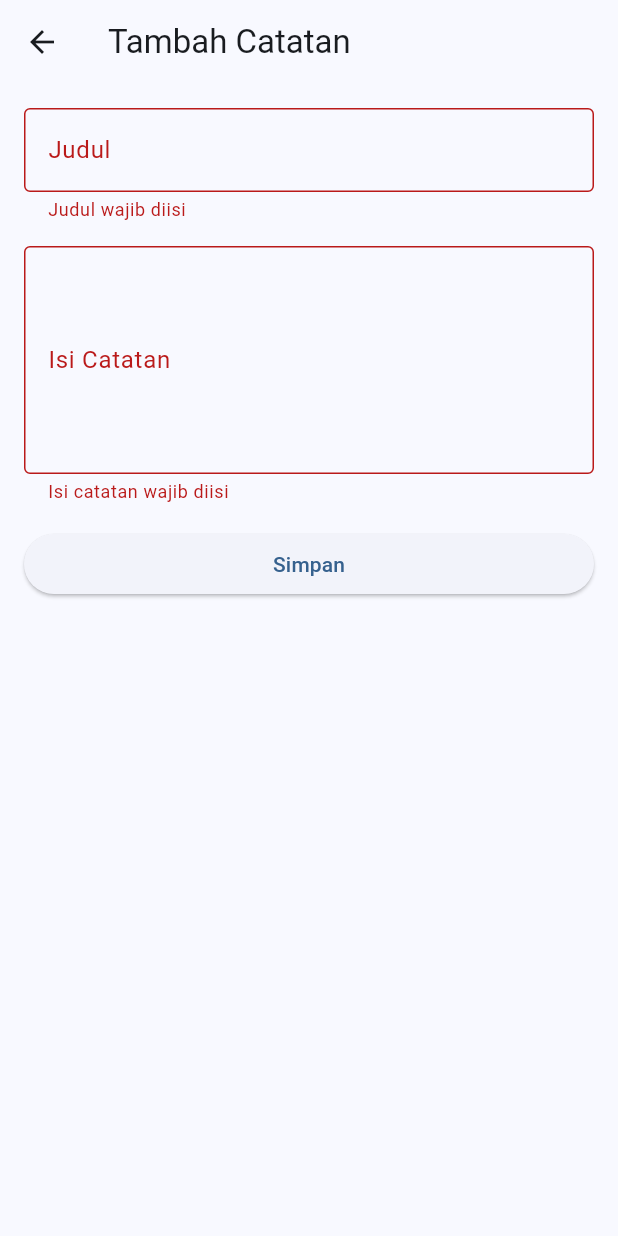
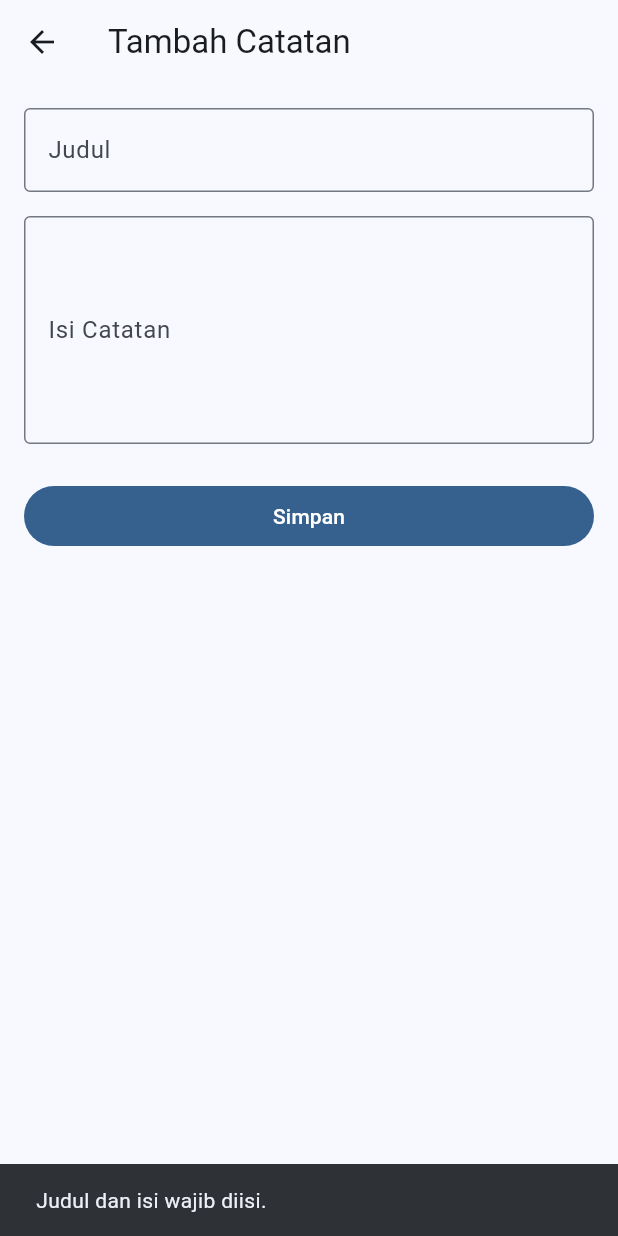
Before and after one commit to alenheriyanto/from_zero_to_apk, a Flutter app: the AddNotePage screen opened directly, after a tap on "Simpan", on a phone screen of 412 x 824 dp. Run offline on Flutter 3.47's test engine with Material 3 defaults, Android fonts, the phone set to English and light mode, and no system bars; our stand-ins replace sqflite; accounts and stored records are empty.

Commit message:
refactor: polish ui navigation and feedback

```diff
--- a/lib/add_note_page.dart
+++ b/lib/pages/add_note_page.dart
@@ -1,7 +1,7 @@
 import 'package:flutter/material.dart';
 
-import 'database/database_helper.dart';
-import 'models/note.dart';
+import '../database/database_helper.dart';
+import '../models/note.dart';
 
 class AddNotePage extends StatefulWidget {
   const AddNotePage({super.key});
@@ -16,6 +16,8 @@ class _AddNotePageState extends State<AddNotePage> {
 
   final formKey = GlobalKey<FormState>();
 
+  bool isSaving = false;
+
   @override
   void dispose() {
     titleController.dispose();
@@ -24,23 +26,64 @@ class _AddNotePageState extends State<AddNotePage> {
   }
 
   Future<void> saveNote() async {
+    if (isSaving) {
+      return;
+    }
+
+    final title = titleController.text.trim();
+    final content = contentController.text.trim();
+
+    if (title.isEmpty || content.isEmpty) {
+      ScaffoldMessenger.of(context).showSnackBar(
+        const SnackBar(
+          content: Text('Judul dan isi wajib diisi.'),
+        ),
+      );
+
+      return;
+    }
+
     if (!formKey.currentState!.validate()) {
       return;
     }
 
+    setState(() {
+      isSaving = true;
+    });
+
     final note = Note(
-      title: titleController.text.trim(),
-      content: contentController.text.trim(),
+      title: title,
+      content: content,
       createdAt: DateTime.now().toIso8601String(),
     );
 
-    await DatabaseHelper.instance.insertNote(note);
+    try {
+      await DatabaseHelper.instance.insertNote(note);
 
-    if (!mounted) {
-      return;
+      if (!mounted) {
+        return;
+      }
+
+      Navigator.pop(context, true);
+    } catch (e) {
+      if (!mounted) {
+        return;
+      }
+
+      ScaffoldMessenger.of(context).showSnackBar(
+        const SnackBar(
+          content: Text('Gagal menyimpan catatan'),
+        ),
+      );
+    } finally {
+      if (!mounted) {
+        return;
+      }
+
+      setState(() {
+        isSaving = false;
+      });
     }
-
-    Navigator.pop(context, true);
   }
 
   @override
@@ -48,12 +91,14 @@ class _AddNotePageState extends State<AddNotePage> {
     return Scaffold(
       appBar: AppBar(
         title: const Text('Tambah Catatan'),
+        centerTitle: false,
       ),
-      body: Padding(
+      body: SingleChildScrollView(
         padding: const EdgeInsets.all(16),
         child: Form(
           key: formKey,
           child: Column(
+            crossAxisAlignment: CrossAxisAlignment.stretch,
             children: [
               TextFormField(
                 controller: titleController,
@@ -97,13 +142,12 @@ class _AddNotePageState extends State<AddNotePage> {
                 },
               ),
 
-              const SizedBox(height: 16),
+              const SizedBox(height: 24),
 
-              SizedBox(
-                width: double.infinity,
-                child: ElevatedButton(
-                  onPressed: saveNote,
-                  child: const Text('Simpan'),
+              FilledButton(
+                onPressed: isSaving ? null : saveNote,
+                child: Text(
+                  isSaving ? 'Menyimpan...' : 'Simpan',
                 ),
               ),
             ],
```
Also changed, not shown: lib/main.dart (+1 -160 lines), lib/pages/edit_note_page.dart (renamed from lib/edit_note_page.dart, +62 -17 lines), lib/pages/notes_page.dart (added, +263 -0 lines), lib/widgets/note_card.dart (added, +61 -0 lines).
